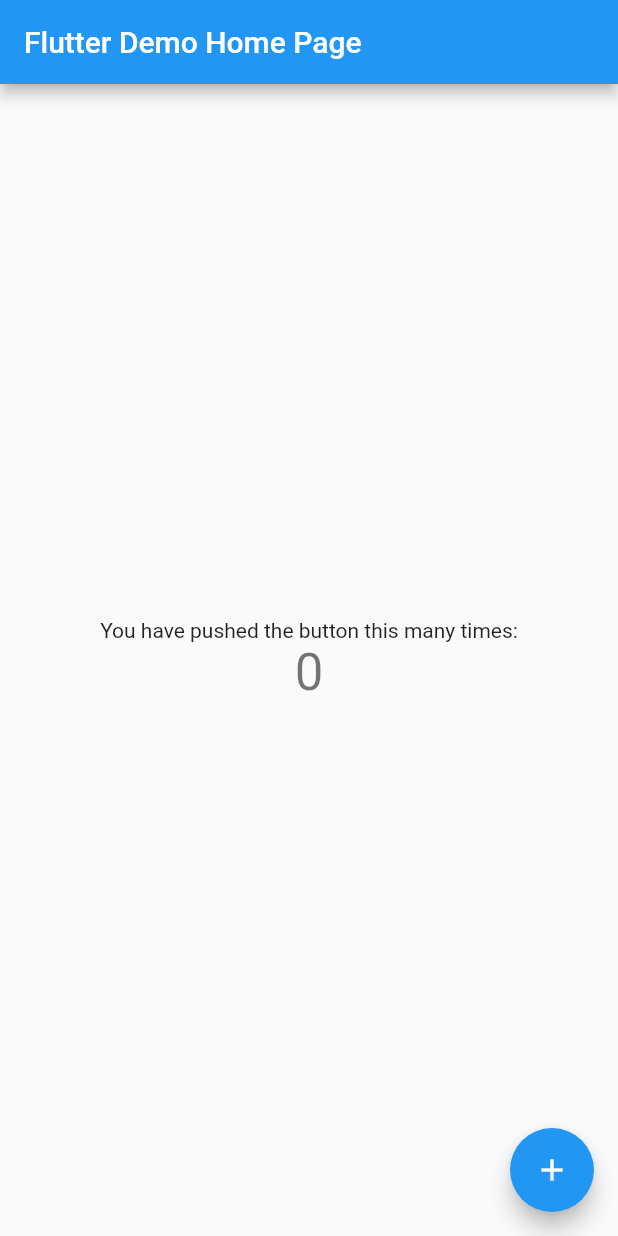
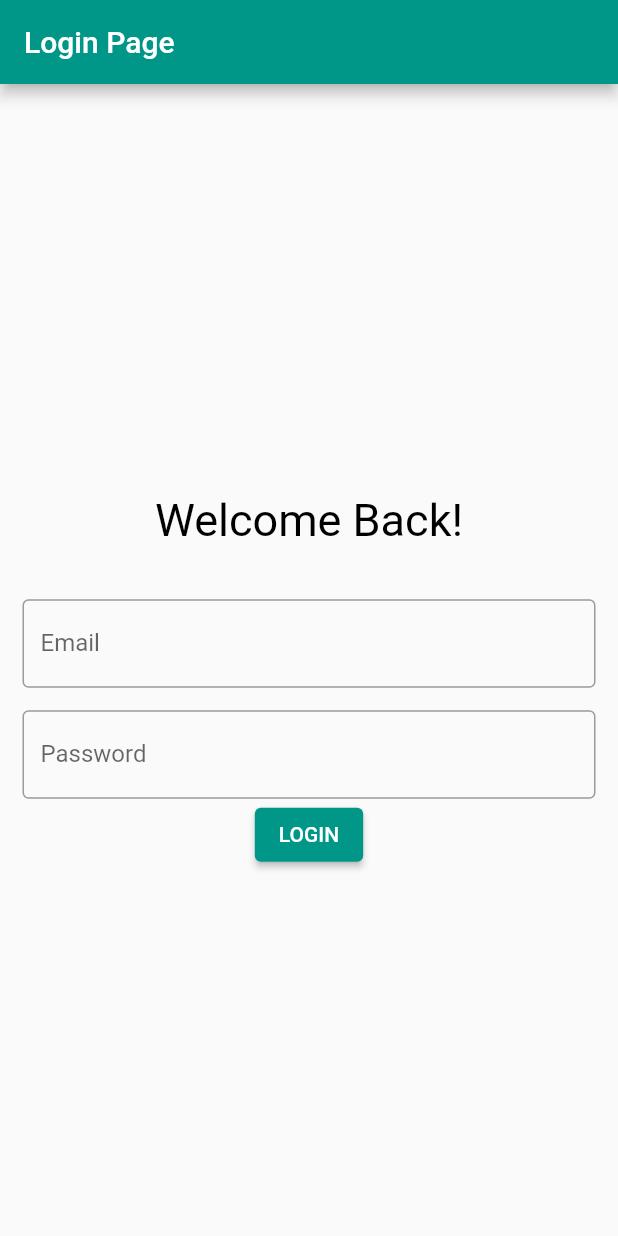
Before and after one commit to serifegnll/meeting_reminder, a Flutter app: the screen it shows after launch, on a phone screen of 412 x 824 dp. Run offline on Flutter 3.47's test engine with Material 2 defaults, Android fonts, the phone set to English and light mode, and no system bars.

Commit message:
added login screen

```diff
--- a/meetingreminder_project/lib/main.dart
+++ b/meetingreminder_project/lib/main.dart
@@ -1,115 +1,71 @@
+// ignore_for_file: prefer_const_constructors, prefer_const_literals_to_create_immutables, use_key_in_widget_constructors
+
 import 'package:flutter/material.dart';
 
 void main() {
-  runApp(const MyApp());
+  debugPrint('main metodu çalıştı');
+  runApp(MyApp());
 }
 
 class MyApp extends StatelessWidget {
-  const MyApp({Key? key}) : super(key: key);
-
-  // This widget is the root of your application.
   @override
   Widget build(BuildContext context) {
     return MaterialApp(
-      title: 'Flutter Demo',
-      theme: ThemeData(
-        // This is the theme of your application.
-        //
-        // Try running your application with "flutter run". You'll see the
-        // application has a blue toolbar. Then, without quitting the app, try
-        // changing the primarySwatch below to Colors.green and then invoke
-        // "hot reload" (press "r" in the console where you ran "flutter run",
-        // or simply save your changes to "hot reload" in a Flutter IDE).
-        // Notice that the counter didn't reset back to zero; the application
-        // is not restarted.
-        primarySwatch: Colors.blue,
-      ),
-      home: const MyHomePage(title: 'Flutter Demo Home Page'),
+      theme: ThemeData(primarySwatch: Colors.teal),
+      home: LoginPage(),
     );
   }
 }
 
-class MyHomePage extends StatefulWidget {
-  const MyHomePage({Key? key, required this.title}) : super(key: key);
-
-  // This widget is the home page of your application. It is stateful, meaning
-  // that it has a State object (defined below) that contains fields that affect
-  // how it looks.
-
-  // This class is the configuration for the state. It holds the values (in this
-  // case the title) provided by the parent (in this case the App widget) and
-  // used by the build method of the State. Fields in a Widget subclass are
-  // always marked "final".
-
-  final String title;
+class LoginPage extends StatefulWidget {
+  const LoginPage({Key? key}) : super(key: key);
 
   @override
-  State<MyHomePage> createState() => _MyHomePageState();
+  _LoginPageState createState() => _LoginPageState();
 }
 
-class _MyHomePageState extends State<MyHomePage> {
-  int _counter = 0;
-
-  void _incrementCounter() {
-    setState(() {
-      // This call to setState tells the Flutter framework that something has
-      // changed in this State, which causes it to rerun the build method below
-      // so that the display can reflect the updated values. If we changed
-      // _counter without calling setState(), then the build method would not be
-      // called again, and so nothing would appear to happen.
-      _counter++;
-    });
-  }
-
+class _LoginPageState extends State<LoginPage> {
   @override
   Widget build(BuildContext context) {
-    // This method is rerun every time setState is called, for instance as done
-    // by the _incrementCounter method above.
-    //
-    // The Flutter framework has been optimized to make rerunning build methods
-    // fast, so that you can just rebuild anything that needs updating rather
-    // than having to individually change instances of widgets.
     return Scaffold(
-      appBar: AppBar(
-        // Here we take the value from the MyHomePage object that was created by
-        // the App.build method, and use it to set our appbar title.
-        title: Text(widget.title),
-      ),
+        //backgroundColor: Colors.lightBlueAccent,
+        appBar: AppBar(title: Text('Login Page')), //ustteki bar
         body: Center(
-        // Center is a layout widget. It takes a single child and positions it
-        // in the middle of the parent.
             child: Column(
-          // Column is also a layout widget. It takes a list of children and
-          // arranges them vertically. By default, it sizes itself to fit its
-          // children horizontally, and tries to be as tall as its parent.
-          //
-          // Invoke "debug painting" (press "p" in the console, choose the
-          // "Toggle Debug Paint" action from the Flutter Inspector in Android
-          // Studio, or the "Toggle Debug Paint" command in Visual Studio Code)
-          // to see the wireframe for each widget.
-          //
-          // Column has various properties to control how it sizes itself and
-          // how it positions its children. Here we use mainAxisAlignment to
-          // center the children vertically; the main axis here is the vertical
-          // axis because Columns are vertical (the cross axis would be
-          // horizontal).
                 mainAxisAlignment: MainAxisAlignment.center,
                 children: <Widget>[
-            const Text(
-              'You have pushed the button this many times:',
+              Padding(
+                  padding: EdgeInsets.only(top: 30),
+                  child: Center(
+                    child: Text(
+                      "Welcome Back!\n", //karşılama yazısı
+                      style: TextStyle(color: Colors.black, fontSize: 30),
                     ),
-            Text(
-              '$_counter',
-              style: Theme.of(context).textTheme.headline4,
-            ),
-          ],
+                  )),
+              Padding(
+                  //email kısmı
+                  padding: EdgeInsets.symmetric(horizontal: 15),
+                  child: TextField(
+                      decoration: InputDecoration(
+                          border: OutlineInputBorder(),
+                          labelText: 'Email',
+                          hintText: 'Enter your e-mail adress'))),
+              Padding(
+                //password kısmı
+                padding: const EdgeInsets.only(
+                    left: 15.0, right: 15.0, top: 15, bottom: 0),
+                child: TextField(
+                  obscureText: true,
+                  decoration: InputDecoration(
+                      border: OutlineInputBorder(),
+                      labelText: 'Password',
+                      hintText: 'Password'),
                 ),
               ),
-      floatingActionButton: FloatingActionButton(
-        onPressed: _incrementCounter,
-        tooltip: 'Increment',
-        child: const Icon(Icons.add),
-      ), // This trailing comma makes auto-formatting nicer for build methods.
-    );
+              Padding(
+                padding: EdgeInsets.symmetric(horizontal: 15),
+                child: ElevatedButton(onPressed: () {}, child: Text("LOGIN")),
+              ),
+            ])));
   }
 }
```
Also changed, not shown: meetingreminder_project/lib/reminder_page.dart (added), 1 other file. Lines whose indentation alone changed are shown as unchanged.
